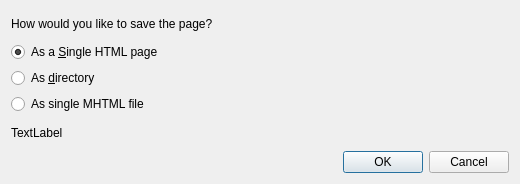
Qt form webenginepart/src/choosepagesaveformatdlg.ui (KDE/konqueror) before a commit.
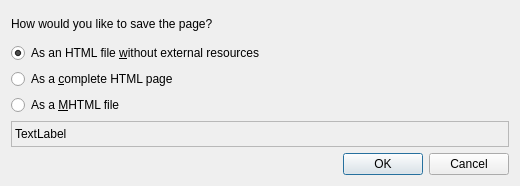
The same form after that commit.

What changed in the file:
```diff
--- a/webenginepart/src/choosepagesaveformatdlg.ui
+++ b/webenginepart/src/choosepagesaveformatdlg.ui
@@ -7,7 +7,7 @@
     <x>0</x>
     <y>0</y>
     <width>520</width>
-    <height>184</height>
+    <height>186</height>
    </rect>
   </property>
   <property name="windowTitle">
@@ -24,7 +24,7 @@
    <item>
     <widget class="QRadioButton" name="m_singleHTMLPage">
      <property name="text">
-      <string>As a &amp;Single HTML page</string>
+      <string>As an HTML file &amp;without external resources</string>
      </property>
      <property name="checked">
       <bool>true</bool>
@@ -34,19 +34,25 @@
    <item>
     <widget class="QRadioButton" name="m_asDirectory">
      <property name="text">
-      <string>As &amp;directory</string>
+      <string>As a &amp;complete HTML page</string>
      </property>
     </widget>
    </item>
    <item>
     <widget class="QRadioButton" name="m_asMHTMLPage">
      <property name="text">
-      <string>As single MHTML file</string>
+      <string>As a &amp;MHTML file</string>
      </property>
     </widget>
    </item>
    <item>
     <widget class="QLabel" name="m_info">
+     <property name="frameShape">
+      <enum>QFrame::StyledPanel</enum>
+     </property>
+     <property name="frameShadow">
+      <enum>QFrame::Sunken</enum>
+     </property>
      <property name="text">
       <string>TextLabel</string>
      </property>
```
